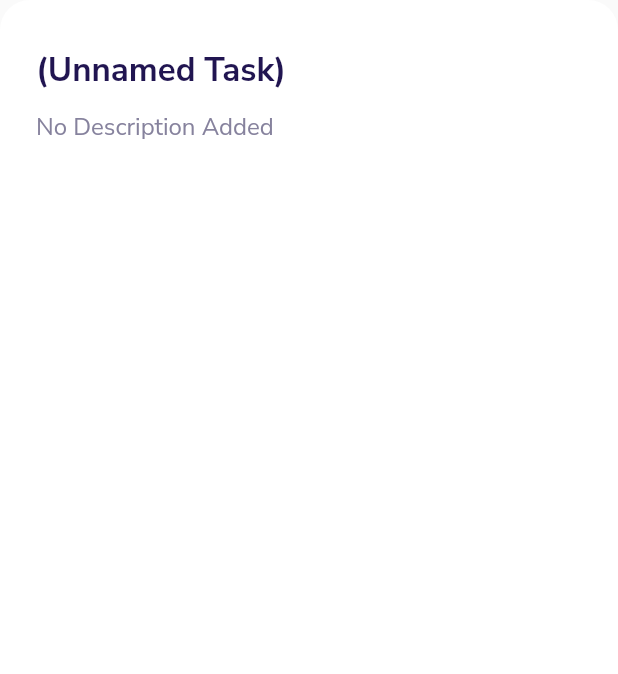
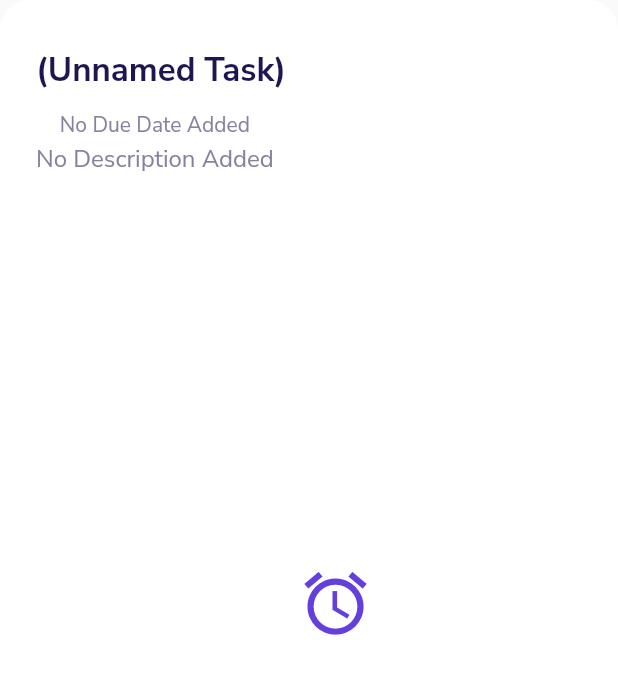
Before and after one commit to rishav-rauniyar17/Saa_Re_Kaam_App, a Flutter app: the TaskCardWidget widget shown alone on an empty page, opened directly, on a phone screen of 412 x 824 dp. Shown: the top 674 px of the screen. Run offline on Flutter 3.47's test engine with Material 2 defaults, Android fonts, the phone set to English and light mode, and no system bars; our stand-ins replace google_fonts, sqflite; missing offline and left inert: dart:ffi; accounts and stored records are empty.

Commit message:
Added Date and Time

```diff
--- a/lib/screens/homepage.dart
+++ b/lib/screens/homepage.dart
@@ -2,6 +2,8 @@ import 'package:flutter/material.dart';
 import 'package:flutter_app/database_helper.dart';
 import 'package:flutter_app/screens/taskpage.dart';
 import 'package:flutter_app/widgets.dart';
+import 'package:google_fonts/google_fonts.dart';
+import 'dart:async';
 
 class Homepage extends StatefulWidget {
   @override
@@ -10,6 +12,63 @@ class Homepage extends StatefulWidget {
 
 class _HomepageState extends State<Homepage> {
   DatabaseHelper _dbHelper = DatabaseHelper();
+
+  var seconds;
+
+  _getSystemTime() {
+    DateTime now = new DateTime.now();
+    if (DateTime.now().second < 10) {
+      return '${DateTime.now().hour} : ${DateTime.now().minute} : 0${DateTime.now().second}';
+    } else if (DateTime.now().minute < 10) {
+      return '${DateTime.now().hour} : 0${DateTime.now().minute} : ${DateTime.now().second}';
+    } else if (DateTime.now().hour < 10) {
+      return '0${DateTime.now().hour} : ${DateTime.now().minute} : ${DateTime.now().second}';
+    }
+    return '${DateTime.now().hour} : ${DateTime.now().minute} : ${DateTime.now().second}';
+  }
+
+  _getSystemDate() {
+    DateTime date = new DateTime.now();
+    return '${DateTime.now().day} / ${DateTime.now().month.toString()} / ${DateTime.now().year}';
+  }
+
+  _getSystemDay() {
+    DateTime date = new DateTime.now();
+    var day = DateTime.now().weekday;
+    switch (day) {
+      case 1:
+        return 'Monday';
+      case 2:
+        return 'Tuesday';
+      case 3:
+        return 'Wednesday';
+      case 4:
+        return 'Thursday';
+      case 5:
+        return 'Friday';
+      case 6:
+        return 'Saturday';
+      case 7:
+        return 'Sunday';
+    }
+  }
+
+  _triggerUpdate() {
+    Timer.periodic(
+        Duration(seconds: 1),
+        (Timer timer) => setState(
+              () {
+                seconds = DateTime.now().second / 60;
+              },
+            ));
+  }
+
+  @override
+  void initState() {
+    super.initState();
+    seconds = DateTime.now().second / 60;
+    _triggerUpdate();
+  }
 
   @override
   Widget build(BuildContext context) {
@@ -29,8 +88,40 @@ class _HomepageState extends State<Homepage> {
                       top: 32.0,
                       bottom: 32.0,
                     ),
-                    child: Image(
-                      image: AssetImage('assets/images/logo.png'),
+                    child: Column(
+                      children: [
+                        Row(
+                          children: [
+                            Image(
+                              image: AssetImage('assets/images/logo.png'),
+                            ),
+                            SizedBox(
+                              width: 30,
+                            ),
+                            Text(
+                              'Saa Re Kaam',
+                              style: GoogleFonts.poppins(
+                                fontSize: 30,
+                              ),
+                            ),
+                          ],
+                        ),
+                        SizedBox(
+                          height: 20,
+                        ),
+                        Text(
+                          _getSystemTime(),
+                          style: GoogleFonts.poppins(
+                            fontSize: 40,
+                          ),
+                        ),
+                        Text(
+                          _getSystemDate(),
+                        ),
+                        Text(
+                          _getSystemDay(),
+                        )
+                      ],
                     ),
                   ),
                   Expanded(
@@ -42,6 +133,7 @@ class _HomepageState extends State<Homepage> {
                           behavior: NoGlowBehaviour(),
                           child: ListView.builder(
                             itemCount: snapshot.data.length,
+                            physics: BouncingScrollPhysics(),
                             itemBuilder: (context, index) {
                               return GestureDetector(
                                 onTap: () {
--- a/lib/widgets.dart
+++ b/lib/widgets.dart
@@ -1,10 +1,13 @@
+import 'dart:ffi';
 import 'package:flutter/material.dart';
+import 'package:path/path.dart';
 
 class TaskCardWidget extends StatelessWidget {
   final String title;
   final String desc;
+  final DateTime due;
 
-  TaskCardWidget({this.title, this.desc});
+  TaskCardWidget({this.title, this.desc, this.due});
 
   @override
   Widget build(BuildContext context) {
@@ -21,7 +24,9 @@ class TaskCardWidget extends StatelessWidget {
         color: Colors.white,
         borderRadius: BorderRadius.circular(20.0),
       ),
-      child: Column(
+      child: Row(
+        children: [
+          Column(
             crossAxisAlignment: CrossAxisAlignment.start,
             children: [
               Text(
@@ -36,13 +41,35 @@ class TaskCardWidget extends StatelessWidget {
                 padding: EdgeInsets.only(
                   top: 10.0,
                 ),
-            child: Text(
+                child: Column(
+                  children: [
+                    Text(
+                      due ?? "No Due Date Added",
+                      style: TextStyle(
+                        fontSize: 14.0,
+                        color: Color(0xFF86829D),
+                        height: 1.5,
+                      ),
+                    ),
+                    Text(
                       desc ?? "No Description Added",
                       style: TextStyle(
                         fontSize: 16.0,
                         color: Color(0xFF86829D),
                         height: 1.5,
                       ),
+                    ),
+                  ],
+                ),
+              )
+            ],
+          ),
+          TextButton(
+            onPressed: null,
+            child: Icon(
+              Icons.access_alarm,
+              size: 50,
+              color: Color(0xFF643FDB),
             ),
           )
         ],
--- a/pubspec.yaml
+++ b/pubspec.yaml
@@ -29,6 +29,7 @@ dependencies:
   # Use with the CupertinoIcons class for iOS style icons.
   cupertino_icons: ^0.1.3
   google_fonts: ^1.1.0
+  percent_indicator: ^2.1.1+1
 
   sqflite:
   path:
```
Also changed, not shown: pubspec.lock, 6 other files. Lines whose indentation alone changed are shown as unchanged.
